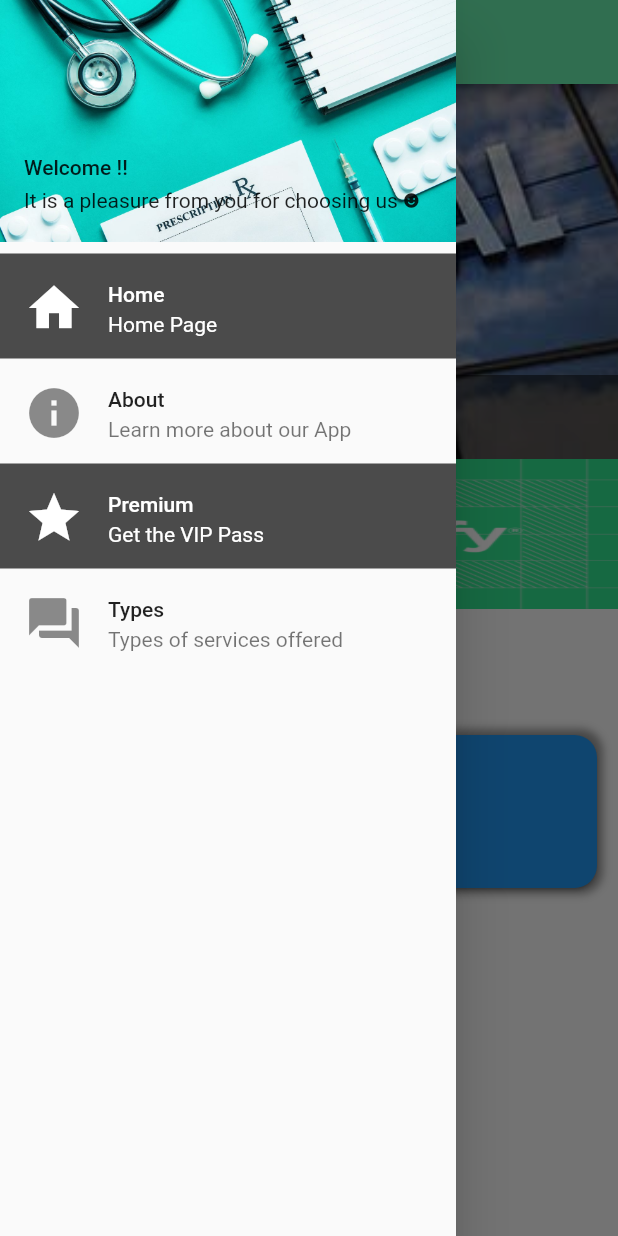
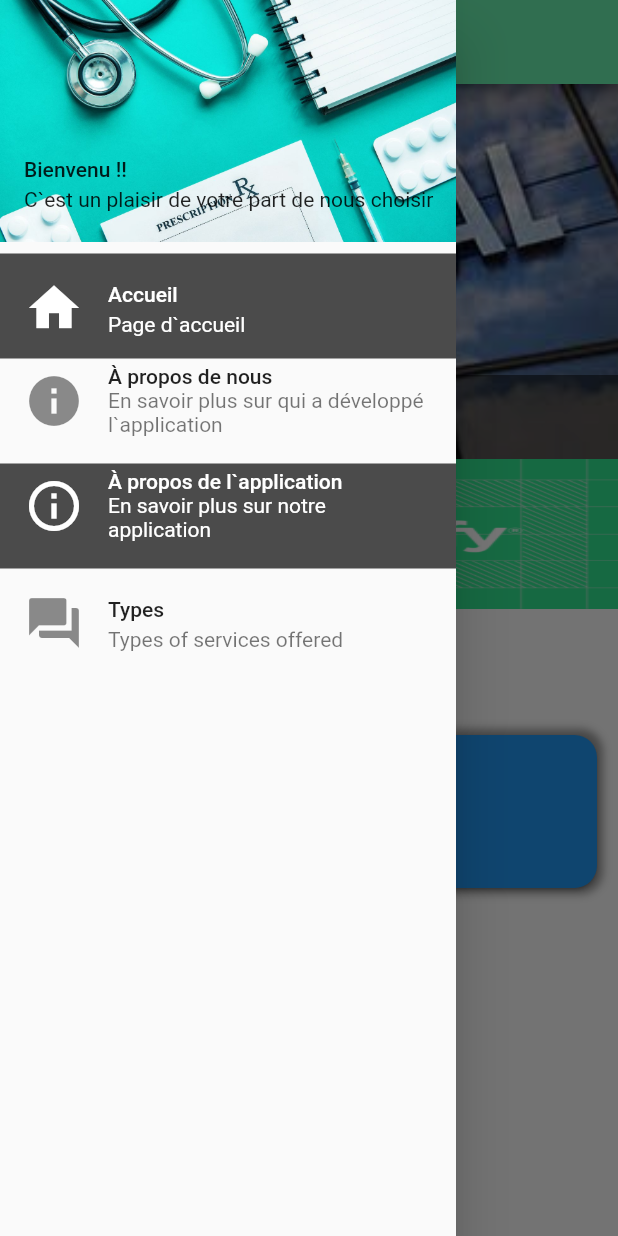
Before and after one commit to Abdelatif-Lachi/myfirstproject, a Flutter app: the screen it shows after launch, with the side drawer open, on a phone screen of 412 x 824 dp. Run offline on Flutter 3.47's test engine with Material 2 defaults, Android fonts, the phone set to English and light mode, and no system bars; drawn by our look-alikes of carousel_pro.

Commit message:
4th vertion

```diff
--- a/lib/About.dart
+++ b/lib/About.dart
@@ -58,9 +58,10 @@ class _AboutUsState extends State<AboutUs> {
         appBar: AppBar(
           backgroundColor: Colors.greenAccent,
           title: Text(
-            'About Us',
+            'À propos de nous',
             style: TextStyle(color: Colors.black),
           ),
+          centerTitle: true,
         ),
         body: ListView(
           children: [
--- a/lib/Drawer.dart
+++ b/lib/Drawer.dart
@@ -14,11 +14,11 @@ class DrawersState extends State<Drawers> {
         children: <Widget>[
           UserAccountsDrawerHeader(
               accountName: Text(
-                'Welcome !!',
+                'Bienvenu !!',
                 style: TextStyle(color: Colors.black87),
               ),
               accountEmail: Text(
-                'It is a pleasure from you for choosing us ☻',
+                'C`est un plaisir de votre part de nous choisir',
                 style: TextStyle(color: Colors.black87),
               ),
               decoration: BoxDecoration(
@@ -30,12 +30,12 @@ class DrawersState extends State<Drawers> {
             color: Colors.black87.withOpacity(0.7),
             child: ListTile(
               title: Text(
-                'Home',
+                'Accueil',
                 style: TextStyle(color: Colors.white),
                 textAlign: TextAlign.left,
               ),
               subtitle: Text(
-                'Home Page',
+                'Page d`accueil',
                 textAlign: TextAlign.left,
                 style: TextStyle(color: Colors.white),
               ),
@@ -53,12 +53,12 @@ class DrawersState extends State<Drawers> {
             height: 70,
             child: ListTile(
               title: Text(
-                'About',
+                'À propos de nous',
                 style: TextStyle(color: Colors.black87),
                 textAlign: TextAlign.left,
               ),
               subtitle: Text(
-                'Learn more about our App',
+                'En savoir plus sur qui a développé l`application',
                 textAlign: TextAlign.left,
               ),
               onTap: () {
@@ -75,18 +75,20 @@ class DrawersState extends State<Drawers> {
             color: Colors.black87.withOpacity(0.7),
             child: ListTile(
               title: Text(
-                'Premium',
+                'À propos de l`application',
                 style: TextStyle(color: Colors.white),
                 textAlign: TextAlign.left,
               ),
               subtitle: Text(
-                'Get the VIP Pass',
+                'En savoir plus sur notre application',
                 textAlign: TextAlign.left,
                 style: TextStyle(color: Colors.white),
               ),
-              onTap: () {},
+              onTap: () {
+                Navigator.of(context).pushNamed('AboutApp');
+              },
               leading: Icon(
-                Icons.star,
+                Icons.info_outline,
                 color: Colors.white,
                 size: 40,
               ),
--- a/lib/Home.dart
+++ b/lib/Home.dart
@@ -14,7 +14,7 @@ class HomeState extends State<Home> {
     return Scaffold(
       appBar: AppBar(
         title: Text(
-          'Home Page',
+          'page d`accueil',
           style: TextStyle(color: Colors.black),
         ),
         centerTitle: true,
@@ -36,13 +36,18 @@ class HomeState extends State<Home> {
               ],
             ),
           ),
-          Container(
-            width: double.infinity,
-            height: 100,
-            child: Image.asset(
-              'images/pic_3.png',
-              fit: BoxFit.fill,
+          InkWell(
+            child: Container(
+              width: double.infinity,
+              height: 100,
+              child: Image.asset(
+                'images/pic_3.png',
+                fit: BoxFit.fill,
+              ),
             ),
+            onLongPress: () {
+              Navigator.of(context).pushNamed('About');
+            },
           ),
           Padding(
             padding: EdgeInsets.fromLTRB(10, 80, 10, 0),
--- a/lib/main.dart
+++ b/lib/main.dart
@@ -4,10 +4,12 @@ import 'dart:developer';
 
 import 'package:flutter/material.dart';
 import 'package:testapp/About.dart';
+import 'package:testapp/AboutApp.dart';
 import 'Drawer.dart';
 import 'Home.dart';
 import 'About.dart';
 import 'Services.dart';
+import 'AboutApp.dart';
 
 void main() => runApp(MyApp());
 
@@ -27,6 +29,9 @@ class MyApp extends StatelessWidget {
         },
         'Services': (context) {
           return Services();
+        },
+        'AboutApp': (context) {
+          return AboutApp();
         }
       },
     );
```
Also changed, not shown: lib/AboutApp.dart (added, +74 -0 lines), lib/Services.dart (+13 -1 lines).
